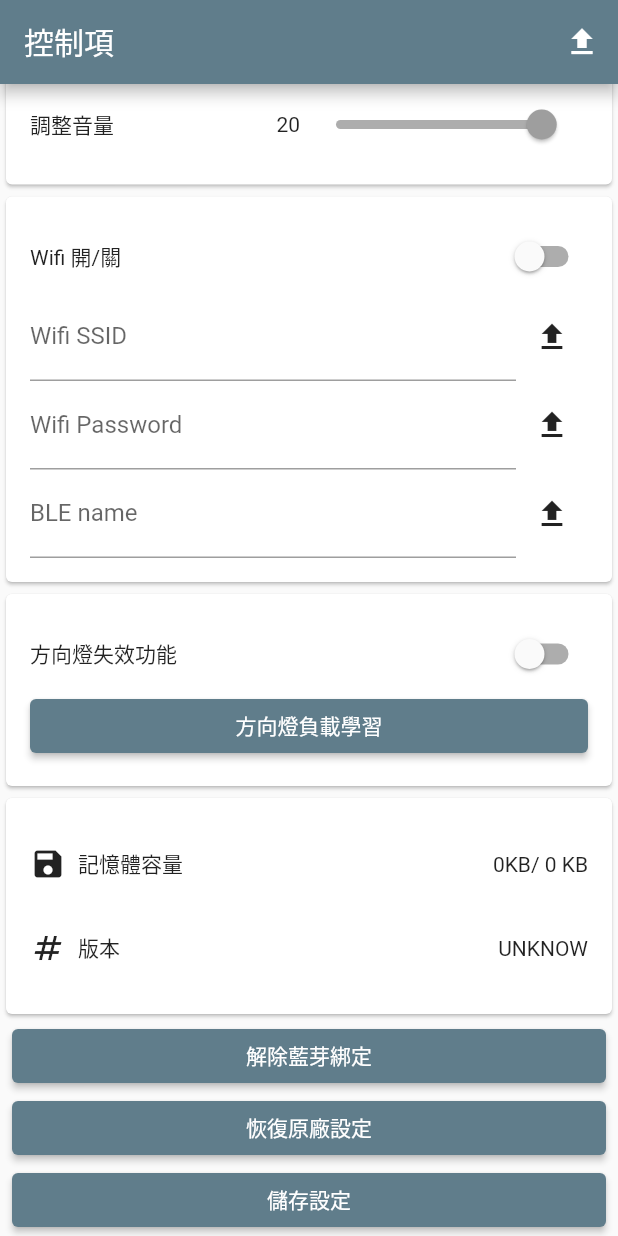
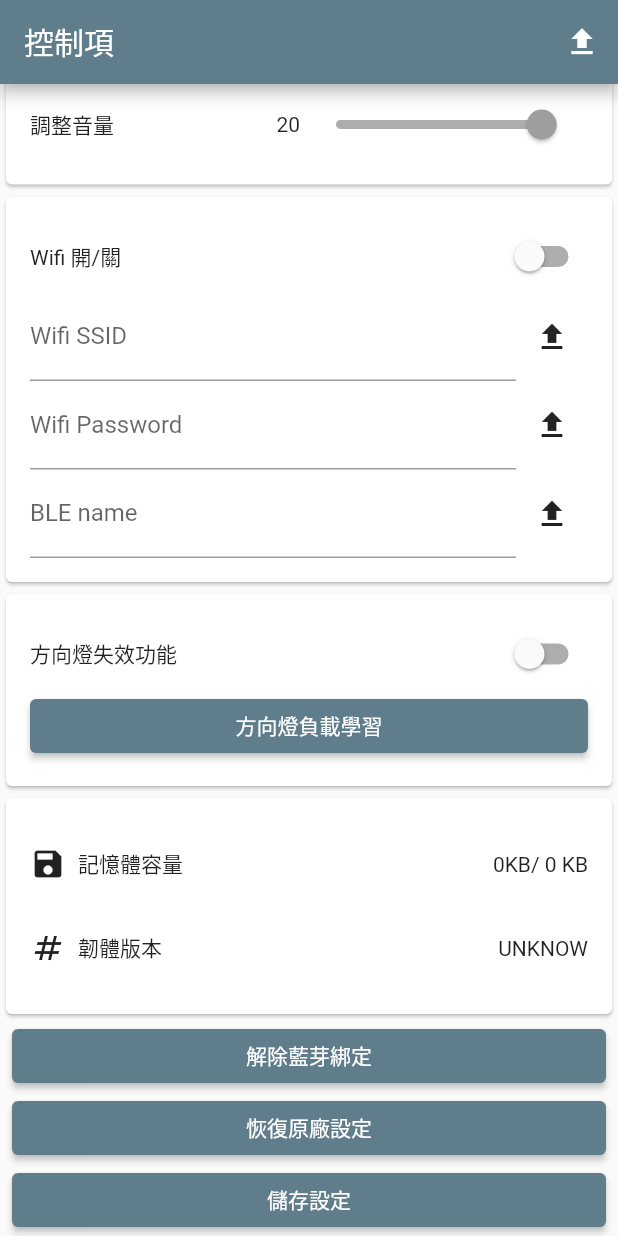
Before and after one commit to xunqun/flutter_arduino_wifi_udp, a Flutter app: the ControllerPage screen opened directly, scrolled down 281 dp, on a phone screen of 412 x 824 dp. Run offline on Flutter 3.47's test engine with Material 2 defaults, Android fonts, the phone set to English and light mode, and no system bars; our stand-ins replace file_picker, flutter_blue_plus, fluttertoast, permission_handler, shared_preferences; missing offline and left inert: ftpconnect, wifi_iot; accounts and stored records are empty.

Commit message:
Updated UIs
Signed-off-by: Shawn Lu <lu.shangchiun@gmail.com>

```diff
--- a/lib/screen/page_controller.dart
+++ b/lib/screen/page_controller.dart
@@ -378,7 +378,7 @@ class _ControllerPageState extends State<ControllerPage> {
             padding: const EdgeInsets.only(right: 8.0),
             child: const Icon(Icons.numbers),
           ),
-          const Text('版本'),
+          const Text('韌體版本'),
           const Spacer(),
           Text(
             _version.toString().toUpperCase(),
--- a/lib/screen/page_terminal.dart
+++ b/lib/screen/page_terminal.dart
@@ -23,6 +23,7 @@ class _TerminalPageState extends State<TerminalPage> {
     return Scaffold(
       appBar: AppBar(
         title: const Text('指令紀錄'),
+        automaticallyImplyLeading: false,
         actions: [
           IconButton(
             icon: const Icon(Icons.vertical_align_bottom),
```
